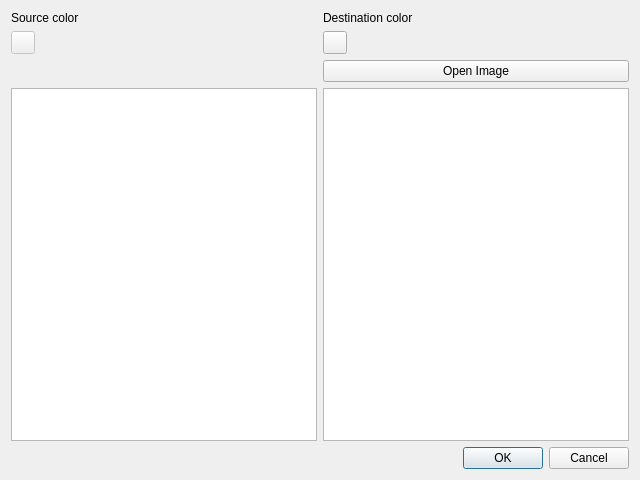
andrew-k-21-12/aioi3, file dialogbasecolorcorrection.ui: the form before one commit.
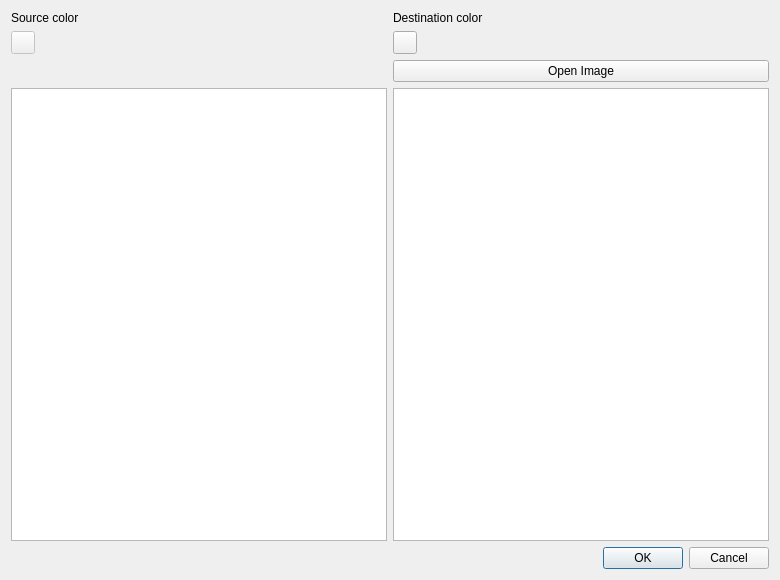
The form after the commit.

What changed in the file:
```diff
--- a/dialogbasecolorcorrection.ui
+++ b/dialogbasecolorcorrection.ui
@@ -6,8 +6,8 @@
    <rect>
     <x>0</x>
     <y>0</y>
-    <width>640</width>
-    <height>480</height>
+    <width>780</width>
+    <height>580</height>
    </rect>
   </property>
   <property name="windowTitle">
```
Left out of the diff: 40 changed lines with no effect on the pictures.
